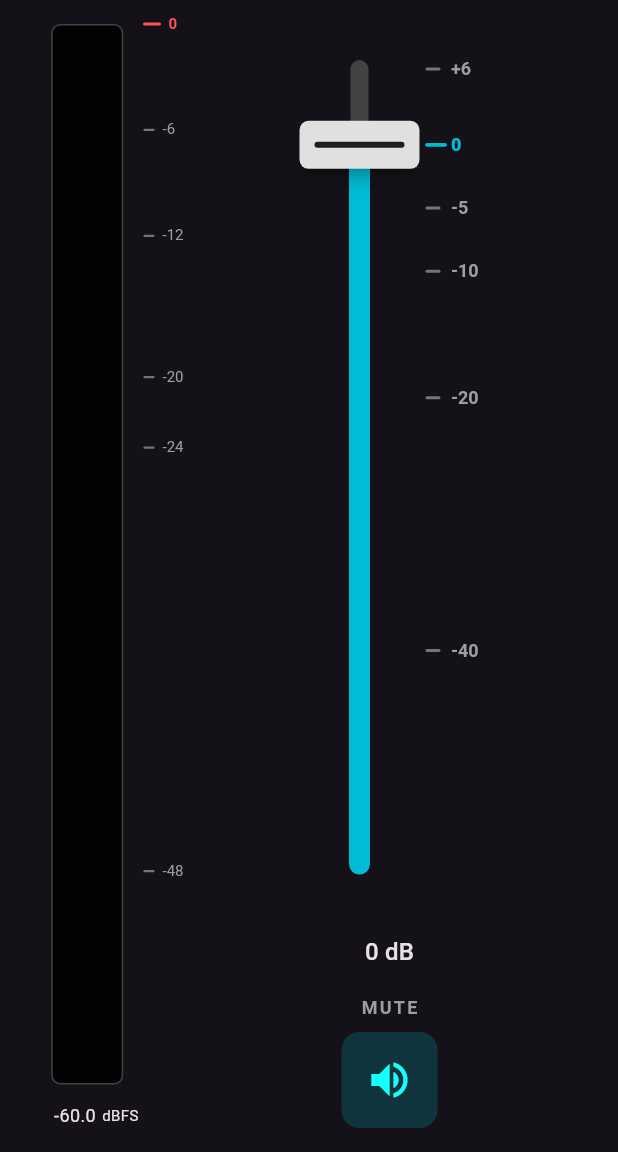
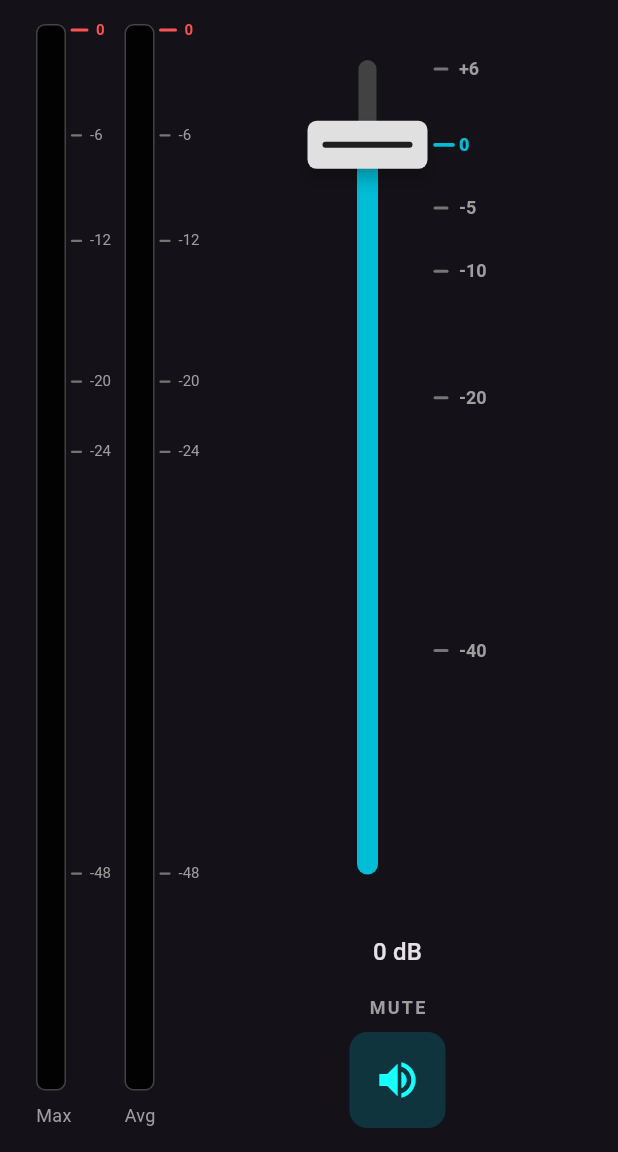
Before and after one commit to sampie777/onechannelaudioprocessor_app, a Flutter app: the MixerScreen screen opened directly with empty values, on a phone screen of 412 x 824 dp, the part 84-1236 px from its top. Run offline on Flutter 3.47's test engine with Material 3 defaults, Android fonts, the phone set to English and light mode, and no system bars; our stand-ins replace permission_handler, shared_preferences; missing offline and left inert: flutter_bluetooth_serial_plus; accounts and stored records are empty.

Commit message:
improved audio meters with max and avg seperately. Also improved astestics of the meter

```diff
--- a/lib/screens/mixer_screen.dart
+++ b/lib/screens/mixer_screen.dart
@@ -36,9 +36,11 @@ class _MixerScreenState extends State<MixerScreen> {
   }
 
   void _onConnectionStateChanged() {
-    dev.log("Connection state changed. \n"
-        "\twidget.service.isConnected: ${widget.service.isConnected};\n"
-        "\t_isManualDisconnect: $_isManualDisconnect;");
+    dev.log(
+      "Connection state changed. \n"
+      "\twidget.service.isConnected: ${widget.service.isConnected};\n"
+      "\t_isManualDisconnect: $_isManualDisconnect;",
+    );
 
     // 1. Connection Restored / Is Active
     if (widget.service.isConnected) {
@@ -166,9 +168,19 @@ class _MixerScreenState extends State<MixerScreen> {
                       mainAxisAlignment: MainAxisAlignment.center,
                       children: [
                         Expanded(
-                          child: AudioMeterWidget(
-                            peakLinear: state.peakOverPeriod,
-                            avgPeakLinear: state.avgPeakOverPeriod,
+                          child: Row(
+                            children: [
+                              AudioMeterWidget(
+                                peak: state.peakOverPeriod,
+                                width: 20,
+                                label: "Max",
+                              ),
+                              AudioMeterWidget(
+                                peak: state.avgPeakOverPeriod,
+                                width: 20,
+                                label: "Avg",
+                              ),
+                            ],
                           ),
                         ),
                       ],
--- a/lib/widgets/audio_meter.dart
+++ b/lib/widgets/audio_meter.dart
@@ -4,13 +4,15 @@ import 'package:flutter/scheduler.dart';
 import '../utils/math.dart';
 
 class AudioMeterWidget extends StatefulWidget {
-  final double peakLinear; // 0.0 - 1.0
-  final double avgPeakLinear; // 0.0 - 1.0
+  final double peak; // 0.0 - 1.0
+  final double width;
+  final String? label;
 
   const AudioMeterWidget({
     super.key,
-    required this.peakLinear,
-    required this.avgPeakLinear,
+    required this.peak,
+    required this.width,
+    this.label,
   });
 
   @override
@@ -37,8 +39,8 @@ class _AudioMeterWidgetState extends State<AudioMeterWidget>
   void didUpdateWidget(covariant AudioMeterWidget oldWidget) {
     super.didUpdateWidget(oldWidget);
     // If incoming peak is higher than current falling indicator, snap up immediately
-    if (widget.peakLinear > _fallingPeak) {
-      _fallingPeak = widget.peakLinear.clamp(0.0, 1.0);
+    if (widget.peak > _fallingPeak) {
+      _fallingPeak = widget.peak.clamp(0.0, 1.0);
     }
   }
 
@@ -51,8 +53,8 @@ class _AudioMeterWidgetState extends State<AudioMeterWidget>
       _fallingPeak -= _decayRatePerSecond * (1 / 60.0);
 
       // Keep falling peak clamped between current real-time peak and 0
-      if (_fallingPeak < widget.peakLinear) {
-        _fallingPeak = widget.peakLinear.clamp(0.0, 1.0);
+      if (_fallingPeak < widget.peak) {
+        _fallingPeak = widget.peak.clamp(0.0, 1.0);
       }
     });
   }
@@ -65,16 +67,18 @@ class _AudioMeterWidgetState extends State<AudioMeterWidget>
 
   @override
   Widget build(BuildContext context) {
-    return Row(
+    return Column(
+      crossAxisAlignment: CrossAxisAlignment.start,
+      spacing: 8,
+      children: [
+        Expanded(
+          child: Row(
             mainAxisSize: MainAxisSize.min,
             crossAxisAlignment: CrossAxisAlignment.stretch,
             children: [
               // 1. The Audio Meter Widget
-        Column(
-          children: [
-            Expanded(
-              child: Container(
-                width: 48,
+              Container(
+                width: widget.width,
                 height: 280,
                 padding: EdgeInsets.all(4),
                 decoration: BoxDecoration(
@@ -85,40 +89,28 @@ class _AudioMeterWidgetState extends State<AudioMeterWidget>
                 child: CustomPaint(
                   painter: _MeterPainter(
                     peakLinear: _fallingPeak,
-                    avgPeakLinear: widget.avgPeakLinear,
+                    avgPeakLinear: widget.peak,
                   ),
                 ),
               ),
-            ),
-            const SizedBox(height: 12),
-            Row(
-              spacing: 4,
-              children: [
-                SizedBox(
-                  width: 40,
-                  child: Text(
-                    rawToDbfs(widget.avgPeakLinear).toStringAsFixed(1),
-                    style: const TextStyle(fontSize: 12.0),
-                    textAlign: TextAlign.end,
-                  ),
-                ),
-                Text('dBFS', style: const TextStyle(fontSize: 10.0)),
-              ],
-            ),
-          ],
-        ),
               const SizedBox(width: 4),
               // 2. The Professional dBFS Scale
-        Column(
-          children: [
-            Expanded(
+              Container(
+                padding: EdgeInsets.symmetric(vertical: 4),
+                child: Expanded(
                   child: SizedBox(
                     width: 35,
                     child: CustomPaint(painter: AudioMeterScalePainter()),
                   ),
                 ),
-            const SizedBox(height: 30),
+              ),
             ],
+          ),
+        ),
+        if (widget.label != null)
+          Text(
+            widget.label!,
+            style: const TextStyle(fontSize: 12.0, color: Colors.grey),
           ),
       ],
     );
```
Lines whose indentation alone changed are shown as unchanged.
